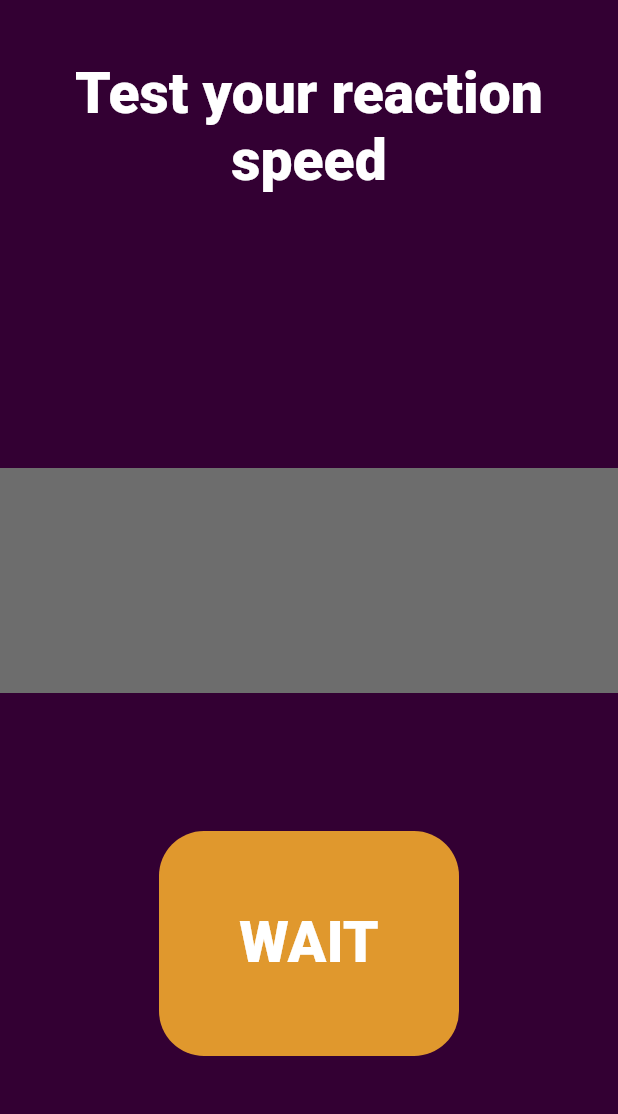
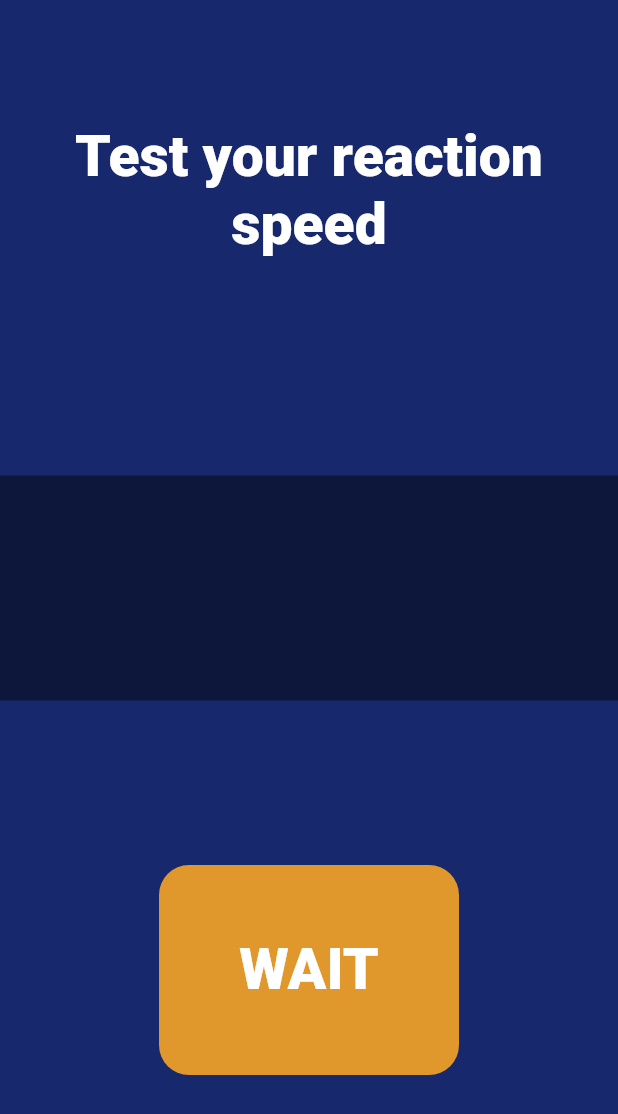
Before and after one commit to Carapacik/reaction_test, a Flutter app: the screen it shows after launch, after a tap on "START", on a phone screen of 412 x 824 dp. Shown: the top 1114 px of the screen. Run offline on Flutter 3.47's test engine with Material 2 defaults, Android fonts, the phone set to English and light mode, and no system bars; drawn by our look-alikes of google_mobile_ads; network calls fail.

Commit message:
Update icon and banner ad

```diff
--- a/lib/main.dart
+++ b/lib/main.dart
@@ -44,7 +44,7 @@ class MyHomePageState extends State<MyHomePage> {
   Timer? waitingTimer;
   Timer? stoppableTimer;
 
-  late BannerAd bannerAd;
+  BannerAd? bannerAd;
 
   @override
   void didChangeDependencies() {
@@ -54,7 +54,7 @@ class MyHomePageState extends State<MyHomePage> {
       setState(() {
         bannerAd = BannerAd(
           adUnitId: adState.bannerAdUnitId,
-          size: AdSize.banner,
+          size: AdSize.fullBanner,
           request: AdRequest(),
           listener: adState.adListener,
         )..load();
@@ -65,12 +65,13 @@ class MyHomePageState extends State<MyHomePage> {
   @override
   Widget build(BuildContext context) {
     return Scaffold(
-      backgroundColor: Color(0xFF330033),
+      backgroundColor: Color(0xFF17286C),
       body: SafeArea(
         child: Column(
           children: [
             Expanded(
-              child: Stack(
+              child: Column(
+                mainAxisAlignment: MainAxisAlignment.spaceAround,
                 children: [
                   Padding(
                     padding: const EdgeInsets.symmetric(vertical: 40),
@@ -81,10 +82,10 @@ class MyHomePageState extends State<MyHomePage> {
                             fontWeight: FontWeight.w900,
                             color: Colors.white)),
                   ),
-                  Align(
-                      alignment: Alignment.center,
+                  Padding(
+                    padding: const EdgeInsets.symmetric(vertical: 20),
                     child: ColoredBox(
-                          color: Color(0xFF6D6D6D),
+                        color: Colors.black45,
                         child: SizedBox(
                             height: 150,
                             width: double.infinity,
@@ -93,24 +94,22 @@ class MyHomePageState extends State<MyHomePage> {
                                     style: TextStyle(
                                         fontSize: 36,
                                         fontWeight: FontWeight.w500,
-                                          color: Colors.white)))))),
+                                        color: Colors.white))))),
+                  ),
                   Padding(
-                    padding: const EdgeInsets.only(bottom: 70),
-                    child: Align(
-                      alignment: Alignment.bottomCenter,
+                    padding: const EdgeInsets.symmetric(vertical: 5),
                     child: GestureDetector(
                       onTap: () => setState(() {
                         _switchState();
                       }),
-                        child: SizedBox(
-                          height: 150,
-                          width: 200,
-                          child: DecoratedBox(
+                      child: Container(
+                        alignment: Alignment.center,
                         decoration: BoxDecoration(
                             color: _getButtonColor(),
                             borderRadius:
-                                    BorderRadius.all(Radius.circular(30))),
-                            child: Center(
+                                BorderRadius.all(Radius.circular(20))),
+                        height: 140,
+                        width: 200,
                         child: Text(
                           _getButtonText(),
                           style: TextStyle(
@@ -122,16 +121,16 @@ class MyHomePageState extends State<MyHomePage> {
                       ),
                     ),
                   ),
-                      ),
-                    ),
-                  ),
                 ],
               ),
             ),
-            // ignore: unnecessary_null_comparison
             bannerAd == null
-                ? SizedBox(height: 50)
-                : Container(height: 50, child: AdWidget(ad: bannerAd))
+                ? SizedBox(height: 60)
+                : Container(
+                    height: 60,
+                    child: AdWidget(ad: bannerAd!),
+                    alignment: Alignment.center,
+                  )
           ],
         ),
       ),
--- a/pubspec.yaml
+++ b/pubspec.yaml
@@ -2,7 +2,7 @@ name: reactiontest
 description: Simple reaction test
 publish_to: 'none'
 
-version: 1.0.3+4
+version: 1.0.4+1
 
 environment:
   sdk: ">=2.12.0 <3.0.0"
@@ -21,7 +21,7 @@ dev_dependencies:
 flutter_icons:
   android: "launcher_icon"
   ios: true
-  image_path: "assets/icons/icon.webp"
+  image_path: "assets/icons/icon.png"
 
 flutter:
   uses-material-design: true
```
Also changed, not shown: assets/icons/icon.png (added), assets/icons/icon.webp (deleted), 27 other files. Lines whose indentation alone changed are shown as unchanged.
